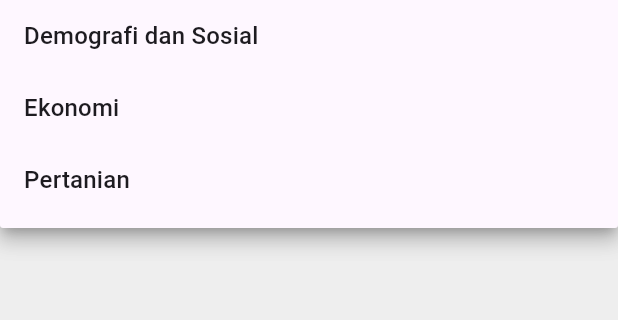
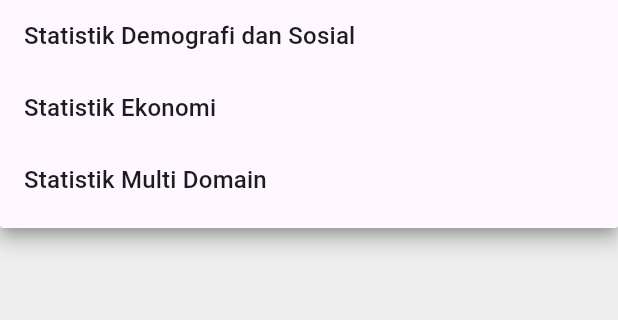
Before and after one commit to hyugihc/lapisatu, a Flutter app: the DataPage screen opened directly with empty values, after a tap on "Semua Kategori", on a phone screen of 412 x 824 dp, the part 357-677 px from its top. Run offline on Flutter 3.47's test engine with Material 3 defaults, Android fonts, the phone set to English and light mode, and no system bars; our stand-ins replace cached_network_image, cloud_firestore, cloud_functions, data_table_2, file_picker, firebase_core and 5 more; missing offline and left inert: excel, file_saver; accounts and stored records are empty.

Commit message:
little adjustment

```diff
--- a/lib/atoms/const_var.dart
+++ b/lib/atoms/const_var.dart
@@ -32,7 +32,7 @@ class AppVar {
       'Pariwisata',
       'Perbankan, Asuransi dan Finansial',
     ],
-    Category.pertanian: [
+    Category.multidomain: [
       'Lingkungan',
       'Statistik Regional dan Statistik Area Kecil',
       'Statistik dan Indikator Multi-Domain',
--- a/lib/atoms/enum_var.dart
+++ b/lib/atoms/enum_var.dart
@@ -2,4 +2,4 @@ enum DataType { integer, float, string, datetime, year, month, date, money }
 
 enum ChartType { barChart, lineChart, pieChart }
 
-enum Category { penduduk, ekonomi, pertanian }
+enum Category { penduduk, ekonomi, multidomain }
--- a/lib/new_data_page_temp.dart
+++ b/lib/new_data_page_temp.dart
@@ -167,7 +167,7 @@ class _DataPageState extends State<DataPage> {
                                 height: 10.0,
                               ),
                             ),
-                            'pertanian' => Padding(
+                            'multidomain' => Padding(
                               padding: EdgeInsets.all(5),
                               child: Image.asset(
                                 'lib/assets/ic_pertanian.png',
@@ -191,7 +191,11 @@ class _DataPageState extends State<DataPage> {
                         items: _categoryOptions.map((String category) {
                           final String displayText;
                           if (category == 'penduduk') {
-                            displayText = 'Demografi dan Sosial';
+                            displayText = 'Statistik Demografi dan Sosial';
+                          } else if (category == 'ekonomi') {
+                            displayText = 'Statistik Ekonomi';
+                          } else if (category == 'multidomain') {
+                            displayText = 'Statistik Multi Domain';
                           } else {
                             displayText =
                                 category[0].toUpperCase() +
--- a/pubspec.yaml
+++ b/pubspec.yaml
@@ -16,7 +16,7 @@ publish_to: 'none' # Remove this line if you wish to publish to pub.dev
 # https://developer.apple.com/library/archive/documentation/General/Reference/InfoPlistKeyReference/Articles/CoreFoundationKeys.html
 # In Windows, build-name is used as the major, minor, and patch parts
 # of the product and file versions while build-number is used as the build suffix.
-version: 1.0.0+1
+version: 1.0.0+2
 
 environment:
   sdk: ^3.9.0
```
Also changed, not shown: lib/atoms/widgets_data.dart (+0 -7 lines), lib/notif_try.dart (+0 -8 lines).
